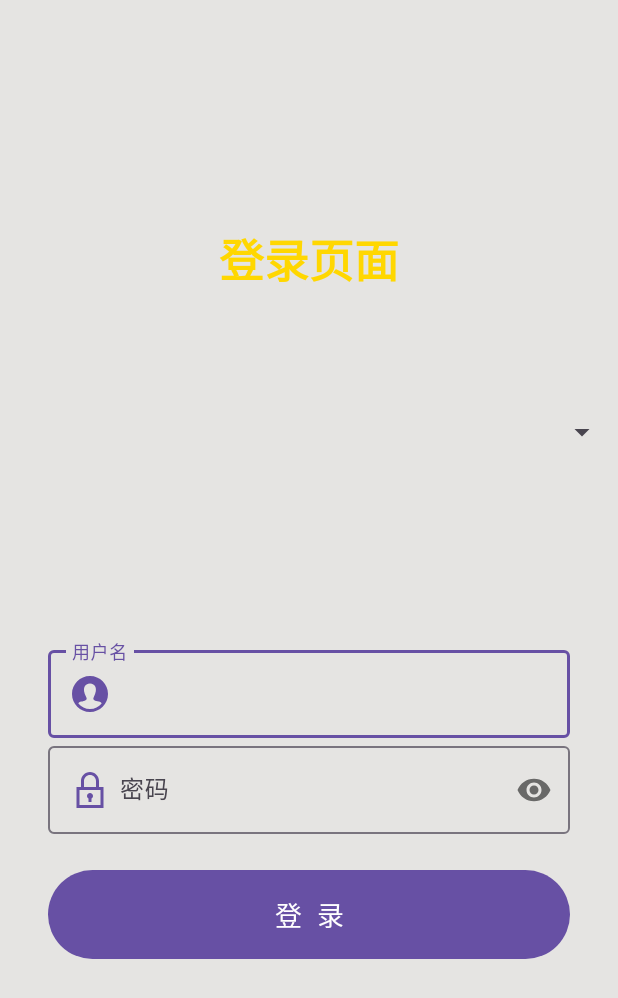
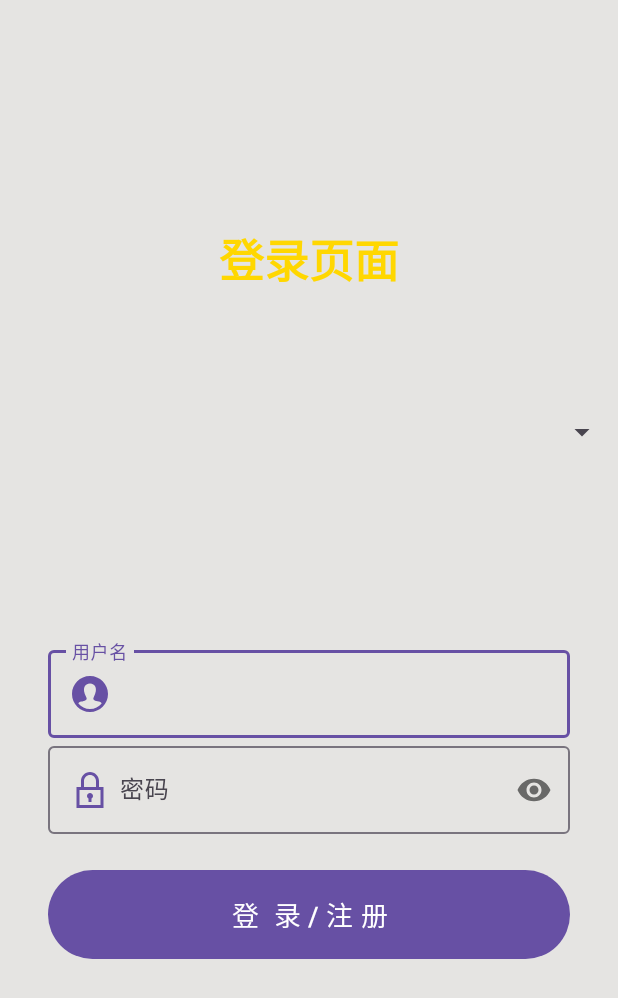
Before and after one commit to kinyubing/bing-everywhere-app, an Android app: the DriverActivity screen opened directly, with no data from a screen before it, on a phone screen of 412 x 824 dp. Shown: the top 998 px of the screen. Run offline under Robolectric (Android 15) with nearby library versions, the phone set to English and light mode, and no system bars; libraries missing offline, so code that uses them is left out: com.alibaba.fastjson2.

Commit message:
Merge remote-tracking branch 'origin/master'

```diff
--- a/app/src/main/res/layout/activity_driver.xml
+++ b/app/src/main/res/layout/activity_driver.xml
@@ -66,12 +66,12 @@
         android:id="@+id/button_login"
         android:layout_width="match_parent"
         android:layout_height="wrap_content"
+        android:layout_marginStart="32dp"
         android:layout_marginTop="20dp"
-        android:textSize="18sp"
+        android:layout_marginEnd="32dp"
         android:padding="16dp"
-        android:layout_marginStart="32dp"
-        android:layout_marginEnd="32dp"
-        android:text="登  录"/>
+        android:text="登  录 / 注 册"
+        android:textSize="18sp" />
 
 
 </LinearLayout>
```
